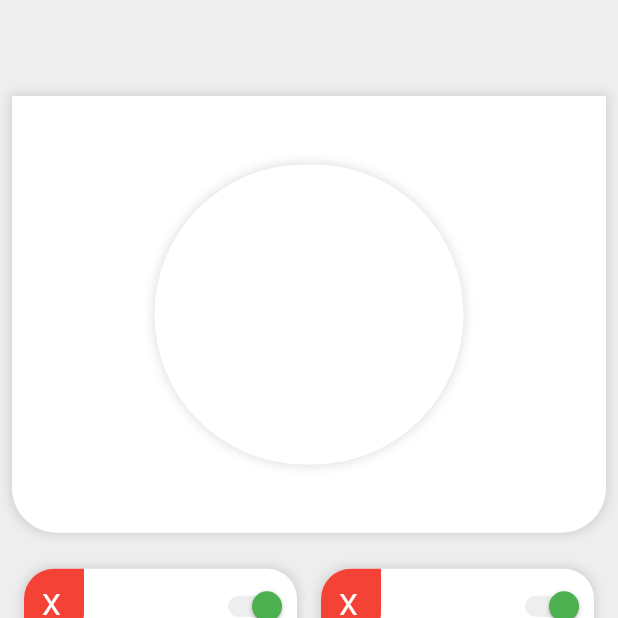
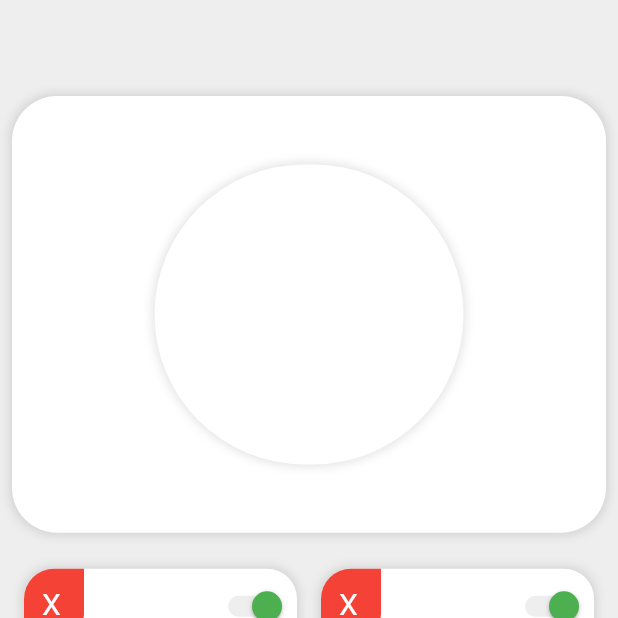
Before and after one commit to BharathKumarbk/alarmclock, a Flutter app: the screen it shows after launch, on a phone screen of 412 x 824 dp, the top half of it. Run offline on Flutter 3.47's test engine with Material 2 defaults, Android fonts, the phone set to English and light mode, and no system bars.

Commit message:
Update homescreen.dart

```diff
--- a/lib/screens/homescreen.dart
+++ b/lib/screens/homescreen.dart
@@ -38,10 +38,7 @@ class _HomeScreenState extends State<HomeScreen> {
                   child: Container(
                     decoration: BoxDecoration(
                         color: Colors.white,
-                        borderRadius: BorderRadius.only(
-                          bottomLeft: Radius.circular(30.0),
-                          bottomRight:  Radius.circular(30.0),
-                        ),
+                        borderRadius: BorderRadius.circular(30.0),
                          boxShadow: [
                               BoxShadow(
                                   color: Colors.black12,
```
